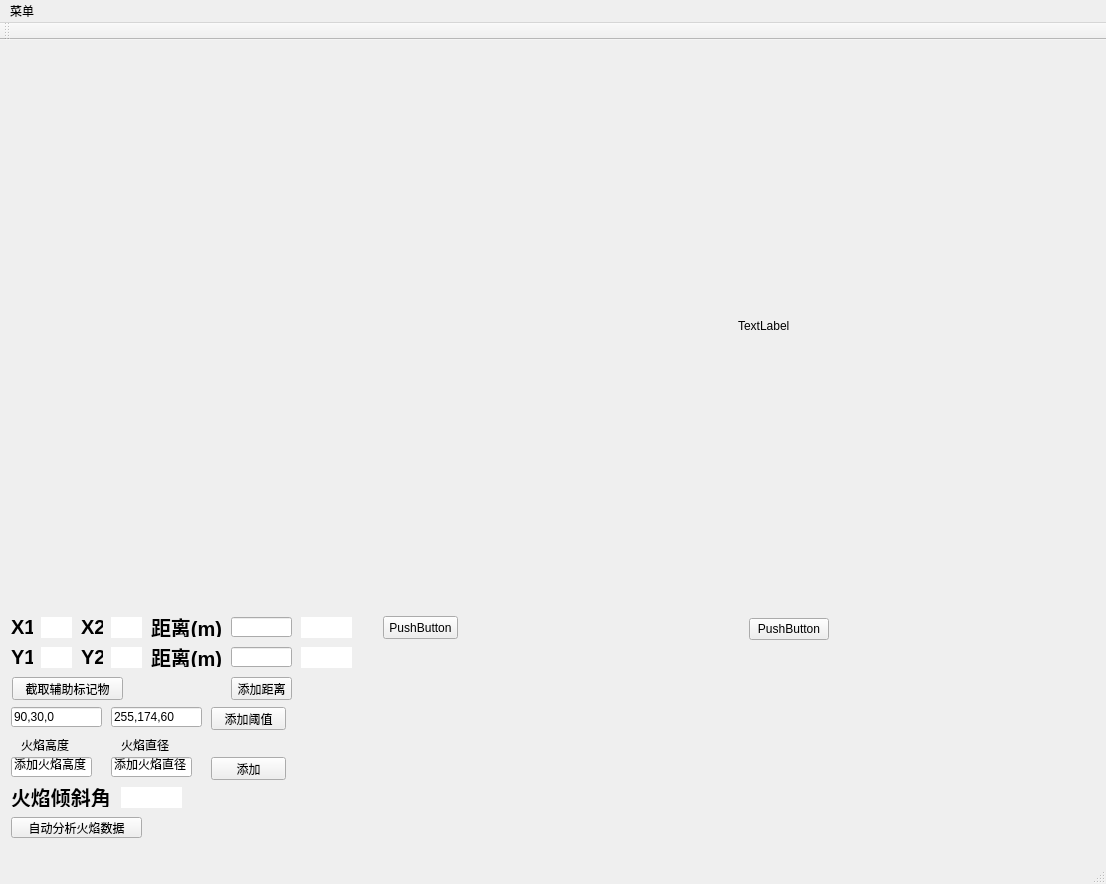
The window that mainUI.ui (yurunyang1998/FIreAnalysis) describes before a commit, drawn with Qt 5.
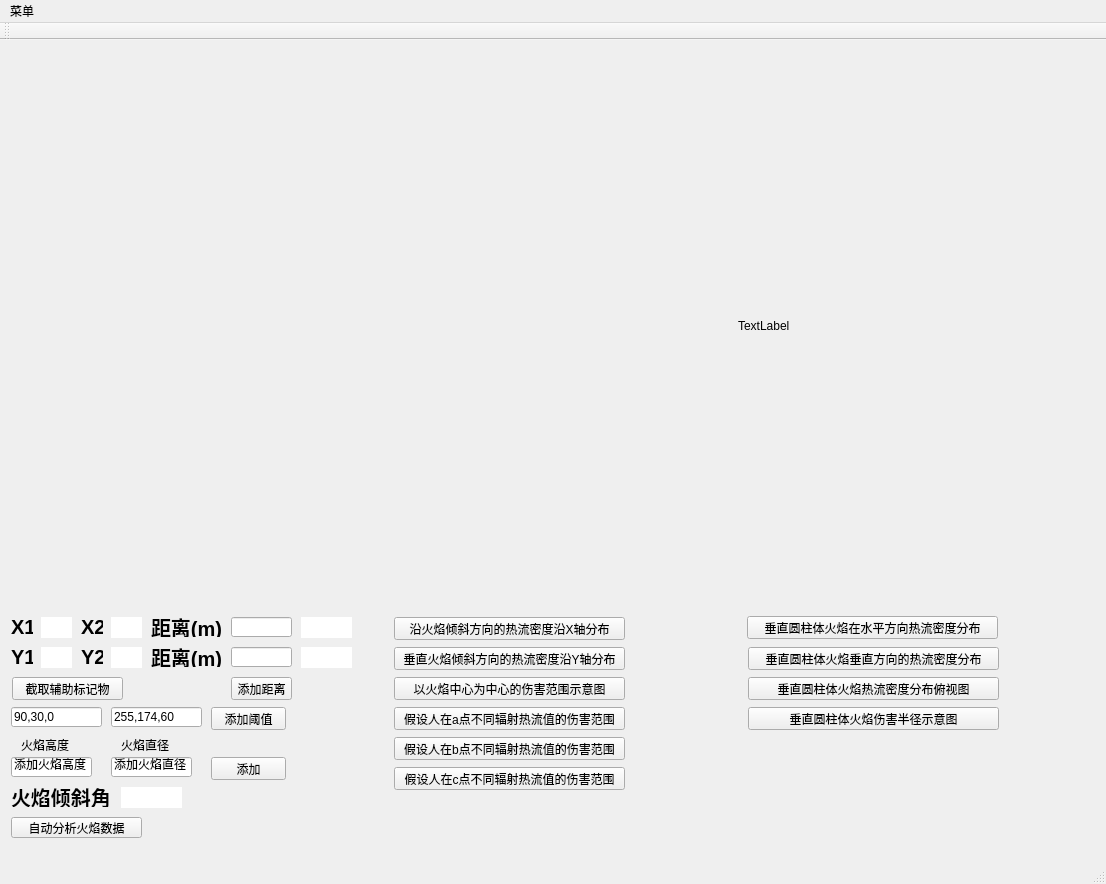
The same window after the commit. Custom widgets are drawn as their Qt base class.

Commit message: 添加了一些button

What changed in the file:
```diff
--- a/mainUI.ui
+++ b/mainUI.ui
@@ -42,15 +42,58 @@
         <height>150</height>
        </size>
       </property>
-      <layout class="QFormLayout" name="formLayout_2">
-       <item row="0" column="0">
-        <widget class="QPushButton" name="pushButton_5">
-         <property name="text">
-          <string>PushButton</string>
-         </property>
-        </widget>
-       </item>
-      </layout>
+      <widget class="QPushButton" name="pushButton_5">
+       <property name="geometry">
+        <rect>
+         <x>9</x>
+         <y>9</y>
+         <width>251</width>
+         <height>23</height>
+        </rect>
+       </property>
+       <property name="text">
+        <string>垂直圆柱体火焰在水平方向热流密度分布</string>
+       </property>
+      </widget>
+      <widget class="QPushButton" name="pushButton_14">
+       <property name="geometry">
+        <rect>
+         <x>10</x>
+         <y>100</y>
+         <width>251</width>
+         <height>23</height>
+        </rect>
+       </property>
+       <property name="text">
+        <string>垂直圆柱体火焰伤害半径示意图</string>
+       </property>
+      </widget>
+      <widget class="QPushButton" name="pushButton_15">
+       <property name="geometry">
+        <rect>
+         <x>10</x>
+         <y>70</y>
+         <width>251</width>
+         <height>23</height>
+        </rect>
+       </property>
+       <property name="text">
+        <string>垂直圆柱体火焰热流密度分布俯视图</string>
+       </property>
+      </widget>
+      <widget class="QPushButton" name="pushButton_16">
+       <property name="geometry">
+        <rect>
+         <x>10</x>
+         <y>40</y>
+         <width>251</width>
+         <height>23</height>
+        </rect>
+       </property>
+       <property name="text">
+        <string>垂直圆柱体火焰垂直方向的热流密度分布</string>
+       </property>
+      </widget>
      </widget>
     </item>
     <item row="1" column="0">
@@ -514,17 +557,82 @@
         <height>150</height>
        </size>
       </property>
+      <widget class="QPushButton" name="pushButton_3">
+       <property name="geometry">
+        <rect>
+         <x>20</x>
+         <y>10</y>
+         <width>231</width>
+         <height>23</height>
+        </rect>
+       </property>
+       <property name="text">
+        <string>沿火焰倾斜方向的热流密度沿X轴分布</string>
+       </property>
+      </widget>
       <widget class="QPushButton" name="pushButton_2">
        <property name="geometry">
         <rect>
-         <x>9</x>
-         <y>9</y>
-         <width>75</width>
+         <x>20</x>
+         <y>40</y>
+         <width>231</width>
          <height>23</height>
         </rect>
        </property>
        <property name="text">
-        <string>PushButton</string>
+        <string>垂直火焰倾斜方向的热流密度沿Y轴分布</string>
+       </property>
+      </widget>
+      <widget class="QPushButton" name="pushButton_4">
+       <property name="geometry">
+        <rect>
+         <x>20</x>
+         <y>70</y>
+         <width>231</width>
+         <height>23</height>
+        </rect>
+       </property>
+       <property name="text">
+        <string>以火焰中心为中心的伤害范围示意图</string>
+       </property>
+      </widget>
+      <widget class="QPushButton" name="pushButton_10">
+       <property name="geometry">
+        <rect>
+         <x>20</x>
+         <y>100</y>
+         <width>231</width>
+         <height>23</height>
+        </rect>
+       </property>
+       <property name="text">
+        <string>假设人在a点不同辐射热流值的伤害范围</string>
+       </property>
+      </widget>
+      <widget class="QPushButton" name="pushButton_11">
+       <property name="geometry">
+        <rect>
+         <x>20</x>
+         <y>130</y>
+         <width>231</width>
+         <height>23</height>
+        </rect>
+       </property>
+       <property name="text">
+        <string>假设人在b点不同辐射热流值的伤害范围</string>
+       </property>
+      </widget>
+      <widget class="QPushButton" name="pushButton_12">
+       <property name="geometry">
+        <rect>
+         <x>20</x>
+         <y>160</y>
+         <width>231</width>
+         <height>23</height>
+        </rect>
+       </property>
+       <property name="text">
+        <string>假设人在c点不同辐射热流值的伤害范围</string>
        </property>
       </widget>
      </widget>
```
The commit also changes 1 other file.
